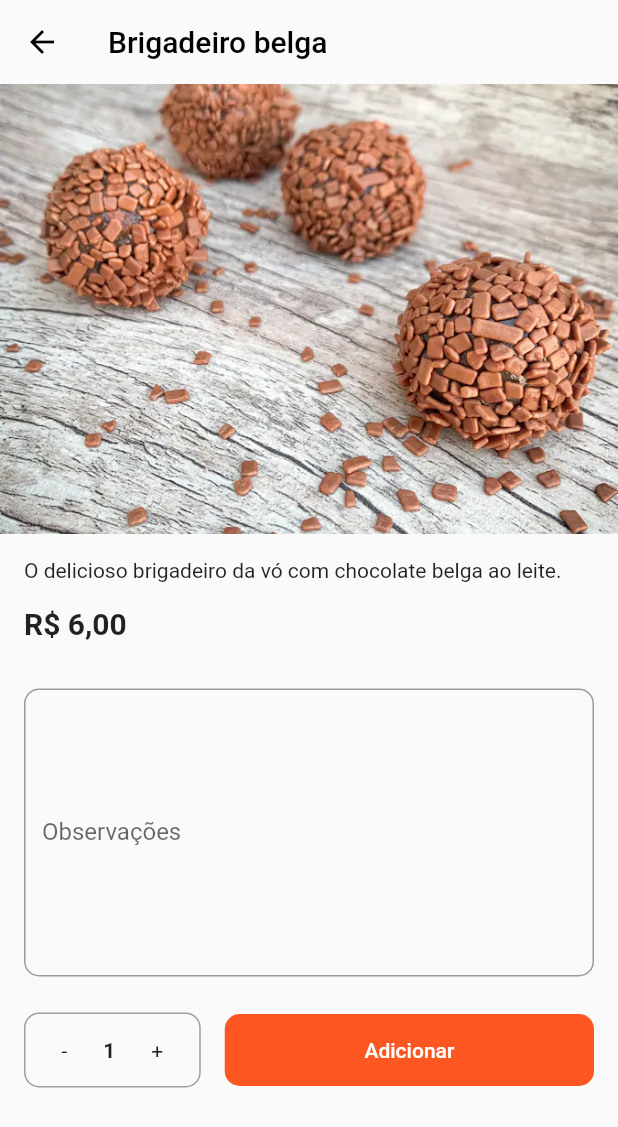
After one commit to Caseirinho/caseirinho-app, a Flutter app: the CasaScreen screen opened directly, after a tap on "Brigadeiro belga", on a phone screen of 412 x 824 dp. The commit adds this screen. Shown: the top 1127 px of the screen. Run offline on Flutter 3.47's test engine with Material 2 defaults, Android fonts, the phone set to English and light mode, and no system bars; our stand-ins replace flutter_svg, font_awesome_flutter, google_maps_flutter; missing offline and left inert: flutter_open_whatsapp.

Commit message:
add tela de produto

```diff
--- a/lib/components/my_text_field.dart
+++ b/lib/components/my_text_field.dart
@@ -5,8 +5,8 @@ class MyTextField extends StatelessWidget {
   final obscureText;
   final hintText;
   final onChanged;
-
   final sufixIcon;
+  final maxLines;
 
   const MyTextField({
     Key key,
@@ -15,11 +15,13 @@ class MyTextField extends StatelessWidget {
     this.obscureText = false,
     this.hintText = "",
     this.sufixIcon,
+    this.maxLines,
   }) : super(key: key);
 
   @override
   Widget build(BuildContext context) {
     return TextFormField(
+      maxLines: maxLines,
       onChanged: onChanged,
       obscureText: this.obscureText,
       decoration: InputDecoration(
--- /dev/null
+++ b/lib/components/number_inc_dec.dart
@@ -0,0 +1,55 @@
+import 'package:flutter/material.dart';
+
+class NumberIncDec extends StatefulWidget {
+  final min;
+  final max;
+  final value;
+  final onChange;
+
+  const NumberIncDec(
+      {Key key, this.min = 1, this.max = 10, this.value, this.onChange})
+      : super(key: key);
+
+  @override
+  _NumberIncDecState createState() => _NumberIncDecState();
+}
+
+class _NumberIncDecState extends State<NumberIncDec> {
+  @override
+  Widget build(BuildContext context) {
+    return Container(
+      decoration: BoxDecoration(
+        border: Border.all(color: Colors.grey),
+        borderRadius: BorderRadius.all(Radius.circular(10)),
+      ),
+      child: Row(
+        children: [
+          InkWell(
+            onTap: () => setState(() {
+              if (this.widget.value > this.widget.min)
+                this.widget.onChange(this.widget.value - 1);
+            }),
+            child: Padding(
+              padding: const EdgeInsets.symmetric(vertical: 16, horizontal: 24),
+              child: Text("-"),
+            ),
+          ),
+          Text(
+            "${this.widget.value}",
+            style: TextStyle(fontWeight: FontWeight.bold),
+          ),
+          InkWell(
+            onTap: () => setState(() {
+              if (this.widget.value < this.widget.max)
+                this.widget.onChange(this.widget.value + 1);
+            }),
+            child: Padding(
+              padding: const EdgeInsets.symmetric(vertical: 16, horizontal: 24),
+              child: Text("+"),
+            ),
+          ),
+        ],
+      ),
+    );
+  }
+}
--- a/lib/screens/casa.dart
+++ b/lib/screens/casa.dart
@@ -1,3 +1,4 @@
+import 'package:caseirinho_app/screens/produto.dart';
 import 'package:flutter/material.dart';
 import 'package:flutter/painting.dart';
 import 'package:flutter/widgets.dart';
@@ -8,40 +9,48 @@ const brigadeiros = [
   {
     "nome": "Brigadeiro belga",
     "pic": "assets/brigadeiros/belga.webp",
-    "descricao": "O delicioso brigadeiro da vó com chocolate belga ao leite."
+    "descricao": "O delicioso brigadeiro da vó com chocolate belga ao leite.",
+    "preco": 6,
   },
   {
     "nome": "Brigadeiro de ovomaltine",
     "pic": "assets/brigadeiros/ovomaltine.webp",
-    "descricao": "O delicioso brigadeiro de ovomaltine da vó."
+    "descricao": "O delicioso brigadeiro de ovomaltine da vó.",
+    "preco": 5.5,
   },
   {
     "nome": "Brigadeiro de amendoim",
     "pic": "assets/brigadeiros/amendoim.webp",
-    "descricao": "Coberto com amendoim triturado."
+    "descricao": "Coberto com amendoim triturado.",
+    "preco": 5.5,
   },
   {
     "nome": "Beijinho",
     "pic": "assets/brigadeiros/beijinho.webp",
-    "descricao": "Um dos mais tradicionais doces das festas brasileiras."
+    "descricao": "Um dos mais tradicionais doces das festas brasileiras.",
+    "preco": 5.5,
   },
   {
     "nome": "Bicho de pé",
     "pic": "assets/brigadeiros/bichodepe.webp",
-    "descricao": "O tradicional bicho de pé brasileiro com o amor da vó."
+    "descricao": "O tradicional bicho de pé brasileiro com o amor da vó.",
+    "preco": 5.5,
   },
   {
     "nome": "Crocante",
     "pic": "assets/brigadeiros/crocante.webp",
-    "descricao": "O delicioso brigadeiro da vó com cobertura crocante de castanha de caju"
+    "descricao":
+        "O delicioso brigadeiro da vó com cobertura crocante de castanha de caju",
+    "preco": 5.5,
   },
   {
     "nome": "Brigadeiro de M&M's",
     "pic": "assets/brigadeiros/mms.jpg",
-    "descricao": "O incrível brigadeiro da vó recheado com os confeitos mais queridos do mundo."
+    "descricao":
+        "O incrível brigadeiro da vó recheado com os confeitos mais queridos do mundo.",
+    "preco": 6,
   },
 ];
-
 
 class CasaScreen extends StatelessWidget {
   @override
@@ -72,9 +81,7 @@ class CasaScreen extends StatelessWidget {
                 itemCount: brigadeiros.length,
                 itemBuilder: (context, index) => buildItem(
                   context,
-                  brigadeiros[index]["pic"],
-                  brigadeiros[index]["nome"],
-                  brigadeiros[index]["descricao"],
+                  brigadeiros[index],
                 ),
               ),
             ),
@@ -143,9 +150,11 @@ class CasaScreen extends StatelessWidget {
         "Olá!\nMeu nome é Maria e vi seu anúncio no Caseirinho.\nGostaria de fazer um pedido");
   }
 
-  Padding buildItem(context, pic, nome, descricao) {
+  Padding buildItem(context, item) {
     return Padding(
       padding: const EdgeInsets.all(5.0),
+      child: InkWell(
+        onTap: () => openItem(context, item),
         child: Container(
           height: 100,
           decoration: BoxDecoration(
@@ -162,7 +171,7 @@ class CasaScreen extends StatelessWidget {
                 width: 100,
                 decoration: BoxDecoration(
                   image: DecorationImage(
-                  image: AssetImage(pic),
+                    image: AssetImage(item["pic"]),
                     fit: BoxFit.cover,
                   ),
                 ),
@@ -177,11 +186,11 @@ class CasaScreen extends StatelessWidget {
                       Padding(
                         padding: const EdgeInsets.only(bottom: 8.0),
                         child: Text(
-                        nome,
+                          item["nome"],
                           style: Theme.of(context).textTheme.subtitle1,
                         ),
                       ),
-                    Text(descricao),
+                      Text(item["descricao"]),
                     ],
                   ),
                 ),
@@ -189,6 +198,18 @@ class CasaScreen extends StatelessWidget {
             ],
           ),
         ),
+      ),
+    );
+  }
+
+  openItem(context, item) {
+    Navigator.push(
+      context,
+      MaterialPageRoute(
+        builder: (_) => ProdutoScreen(
+          item: item,
+        ),
+      ),
     );
   }
 }
--- /dev/null
+++ b/lib/screens/produto.dart
@@ -0,0 +1,117 @@
+import 'package:caseirinho_app/components/my_flat_button.dart';
+import 'package:caseirinho_app/components/my_text_field.dart';
+import 'package:caseirinho_app/components/number_inc_dec.dart';
+import 'package:caseirinho_app/screens/checkout/carrinho.dart';
+import 'package:flutter/material.dart';
+import 'package:flutter/services.dart';
+import 'package:intl/intl.dart';
+
+class ProdutoScreen extends StatefulWidget {
+  final item;
+
+  ProdutoScreen({Key key, @required this.item}) : super(key: key);
+
+  @override
+  _ProdutoScreenState createState() => _ProdutoScreenState();
+}
+
+class _ProdutoScreenState extends State<ProdutoScreen> {
+  int quantidade = 1;
+  final reaisFormat = new NumberFormat.currency(locale: "pt_BR", symbol: "R\$");
+
+  setQuantidade(int value) {
+    this.setState(() {
+      quantidade = value;
+    });
+  }
+
+  @override
+  Widget build(BuildContext context) {
+    return Scaffold(
+      appBar: AppBar(
+        title: Text(
+          this.widget.item["nome"],
+          style: TextStyle(color: Colors.black),
+        ),
+        elevation: 0,
+        backgroundColor: Colors.transparent,
+        brightness: Brightness.light,
+        iconTheme: IconThemeData(
+          color: Colors.black,
+        ),
+      ),
+      body: SingleChildScrollView(
+        child: Column(
+          crossAxisAlignment: CrossAxisAlignment.stretch,
+          children: [
+            Image(
+              image: AssetImage(this.widget.item["pic"]),
+              height: 300,
+              fit: BoxFit.fitWidth,
+            ),
+            Padding(
+              padding: const EdgeInsets.all(16.0),
+              child: Column(
+                crossAxisAlignment: CrossAxisAlignment.start,
+                children: [
+                  Text(this.widget.item["descricao"]),
+                  SizedBox(height: 16),
+                  Text(
+                    reaisFormat.format(this.widget.item["preco"]),
+                    style: TextStyle(fontWeight: FontWeight.bold, fontSize: 20),
+                  ),
+                  SizedBox(height: 32),
+                  MyTextField(
+                    labelText: "Observações",
+                    maxLines: 8,
+                  ),
+                  SizedBox(height: 24),
+                  Row(
+                    children: [
+                      NumberIncDec(
+                        value: this.quantidade,
+                        onChange: this.setQuantidade,
+                      ),
+                      SizedBox(
+                        width: 16,
+                      ),
+                      Expanded(
+                        child: MyFlatButton(
+                          label: "Adicionar",
+                          onPressed: () => null,
+                        ),
+                      )
+                    ],
+                  ),
+                ],
+              ),
+            ),
+          ],
+        ),
+      ),
+    );
+  }
+
+  openCarrinho(context) {
+    var openFromBottom = (context, animation, secondaryAnimation, child) {
+      var begin = Offset(0.0, 1.0);
+      var end = Offset.zero;
+      var curve = Curves.ease;
+
+      var tween = Tween(begin: begin, end: end).chain(CurveTween(curve: curve));
+
+      return SlideTransition(
+        position: animation.drive(tween),
+        child: child,
+      );
+    };
+
+    Navigator.push(
+      context,
+      PageRouteBuilder(
+        pageBuilder: (_, __, ___) => CarrinhoScreen(),
+        transitionsBuilder: openFromBottom,
+      ),
+    );
+  }
+}
--- a/pubspec.yaml
+++ b/pubspec.yaml
@@ -28,6 +28,7 @@ dependencies:
   google_maps_flutter: ^1.0.4
   font_awesome_flutter: ^8.10.0
   flutter_open_whatsapp: ^0.1.2
+  intl: ^0.16.1
 
   # The following adds the Cupertino Icons font to your application.
   # Use with the CupertinoIcons class for iOS style icons.
```
Also changed, not shown: lib/screens/checkout/carrinho.dart (added, +131 -0 lines), lib/screens/checkout/promo_item.dart (added, +147 -0 lines), pubspec.lock. Lines whose indentation alone changed are shown as unchanged.
